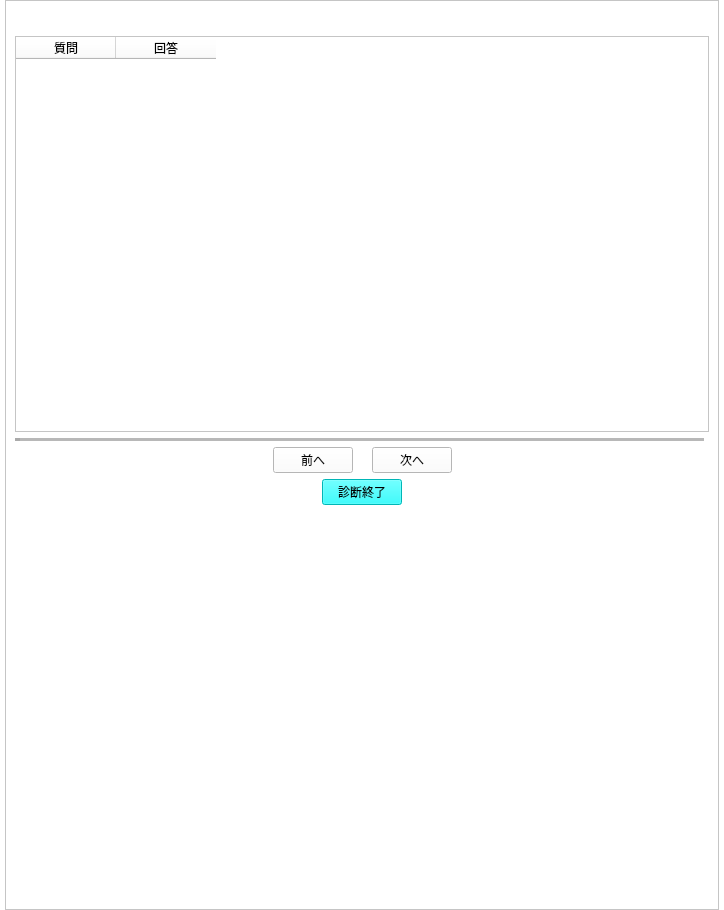
Qt form design/enaviInput.ui (kokimame/e-navi) before a commit.
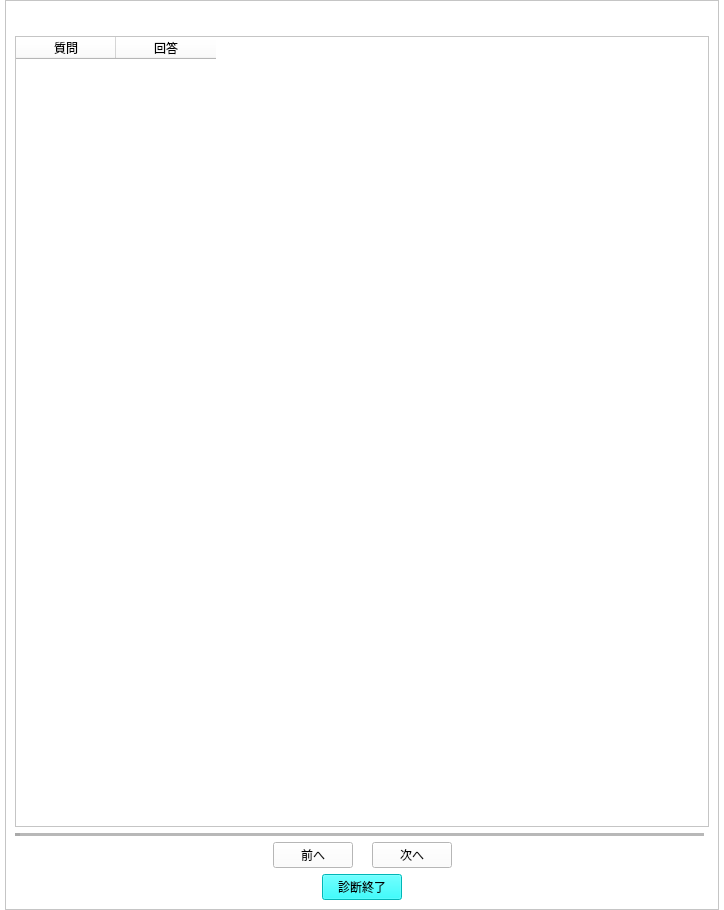
The same form after that commit. Icons and pictures are not drawn.

Commit message: Removed a spacer

```diff
--- a/design/enaviInput.ui
+++ b/design/enaviInput.ui
@@ -198,19 +198,6 @@
          </item>
         </layout>
        </item>
-       <item>
-        <spacer name="verticalSpacer">
-         <property name="orientation">
-          <enum>Qt::Vertical</enum>
-         </property>
-         <property name="sizeHint" stdset="0">
-          <size>
-           <width>20</width>
-           <height>40</height>
-          </size>
-         </property>
-        </spacer>
-       </item>
       </layout>
      </widget>
     </widget>
```
The commit also changes 1 other file.
